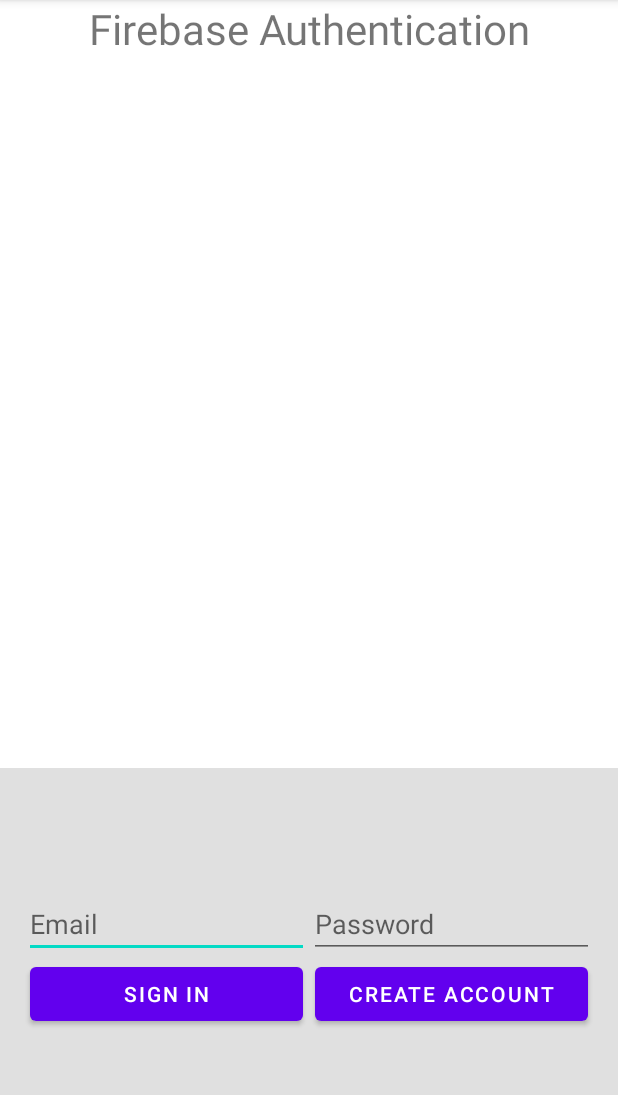
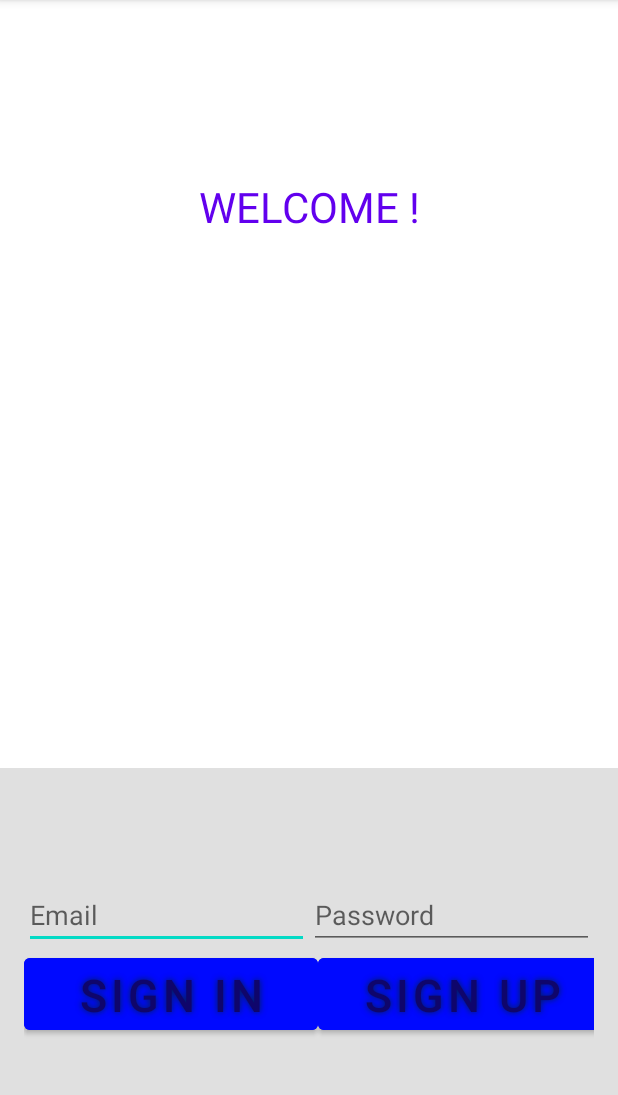
Before and after one commit to PinhasMeg/Navigation_Application, an Android app: the screen it shows after launch (LoginActivity), on a phone screen of 412 x 824 dp, the part 84-1179 px from its top. Run offline under Robolectric (Android 15) with nearby library versions, the phone set to English and light mode, and no system bars; our stand-ins replace Firebase (no records; nobody signed in at launch, a user with empty details on screens opened directly).

Commit message:
not finish

```diff
--- a/app/src/main/java/il/co/expertize/navigationapp/ui/LoginActivity.java
+++ b/app/src/main/java/il/co/expertize/navigationapp/ui/LoginActivity.java
@@ -45,7 +45,7 @@ public class LoginActivity extends AppCompatActivity implements
         findViewById(R.id.btn_email_sign_in).setOnClickListener(this);
         findViewById(R.id.btn_email_create_account).setOnClickListener(this);
         findViewById(R.id.btn_sign_out).setOnClickListener(this);
-        findViewById(R.id.btn_verify_email).setOnClickListener(this);
+//        findViewById(R.id.btn_verify_email).setOnClickListener(this);
 
         mAuth = FirebaseAuth.getInstance();
         StrictMode.ThreadPolicy policy = new StrictMode.ThreadPolicy.Builder().permitAll().build();
@@ -65,13 +65,16 @@ public class LoginActivity extends AppCompatActivity implements
 
         if (i == R.id.btn_email_create_account) {
             createAccount(edtEmail.getText().toString(), edtPassword.getText().toString());
+
+
         } else if (i == R.id.btn_email_sign_in) {
             signIn(edtEmail.getText().toString(), edtPassword.getText().toString());
         } else if (i == R.id.btn_sign_out) {
             signOut();
-        } else if (i == R.id.btn_verify_email) {
-            sendEmailVerification();
         }
+//        else if (i == R.id.btn_verify_email) {
+//            sendEmailVerification();
+//        }
     }
 
     private void createAccount(String email, String password) {
@@ -89,6 +92,7 @@ public class LoginActivity extends AppCompatActivity implements
 
                             // update UI with the signed-in user's information
                             FirebaseUser user = mAuth.getCurrentUser();
+                            user.sendEmailVerification();
                             updateUI(user);
                             Intent intent = new Intent(LoginActivity.this, MainActivity.class);
                             intent.putExtra("myEmail",user.getEmail());
@@ -100,6 +104,8 @@ public class LoginActivity extends AppCompatActivity implements
                         }
                     }
                 });
+
+
     }
 
     private void signIn(String email, String password) {
@@ -138,7 +144,7 @@ public class LoginActivity extends AppCompatActivity implements
 
     private void sendEmailVerification() {
         // Disable Verify Email button
-        findViewById(R.id.btn_verify_email).setEnabled(false);
+//        findViewById(R.id.btn_verify_email).setEnabled(false);
 
         final FirebaseUser user = mAuth.getCurrentUser();
         user.sendEmailVerification()
@@ -146,7 +152,7 @@ public class LoginActivity extends AppCompatActivity implements
                     @Override
                     public void onComplete(@NonNull Task<Void> task) {
                         // Re-enable Verify Email button
-                        findViewById(R.id.btn_verify_email).setEnabled(true);
+//                        findViewById(R.id.btn_verify_email).setEnabled(true);
 
                         if (task.isSuccessful()) {
                             Toast.makeText(getApplicationContext(), "Verification email sent to " + user.getEmail(), Toast.LENGTH_SHORT).show();
--- a/app/src/main/res/layout/activity_email_password.xml
+++ b/app/src/main/res/layout/activity_email_password.xml
@@ -7,6 +7,7 @@
     android:orientation="vertical"
     android:weightSum="3">
 
+
     <LinearLayout
         android:layout_width="match_parent"
         android:layout_height="0dp"
@@ -14,17 +15,26 @@
         android:gravity="center_horizontal"
         android:orientation="vertical">
 
+<!--        <TextView-->
+<!--            android:id="@+id/title_text"-->
+<!--            android:layout_width="wrap_content"-->
+<!--            android:layout_height="wrap_content"-->
+<!--            android:layout_marginBottom="16dp"-->
+<!--            android:gravity="center"-->
+<!--            android:text="The Authentication"-->
+<!--            android:textSize="28sp" />-->
+
         <TextView
-            android:id="@+id/title_text"
-            android:layout_width="wrap_content"
-            android:layout_height="wrap_content"
-            android:layout_marginBottom="16dp"
+            android:id="@+id/textView3"
+            android:layout_width="match_parent"
+            android:layout_height="275dp"
             android:gravity="center"
-            android:text="Firebase Authentication"
-            android:textSize="28sp" />
+            android:text="WELCOME !"
+            android:textColor="@color/design_default_color_primary"
+            android:textSize="28dp" />
+
 
     </LinearLayout>
-
 
     <RelativeLayout
         android:layout_width="fill_parent"
@@ -44,7 +54,7 @@
             <EditText
                 android:id="@+id/edt_email"
                 android:layout_width="0dp"
-                android:layout_height="wrap_content"
+                android:layout_height="match_parent"
                 android:layout_weight="1"
                 android:hint="Email"
                 android:inputType="textEmailAddress" />
@@ -67,23 +77,48 @@
             android:paddingLeft="16dp"
             android:paddingRight="16dp">
 
+<!--            <Button-->
+<!--                android:id="@+id/btn_email_sign_in"-->
+<!--                android:layout_width="0dp"-->
+<!--                android:layout_height="wrap_content"-->
+<!--                android:layout_marginLeft="4dp"-->
+<!--                android:layout_marginRight="4dp"-->
+<!--                android:layout_weight="1"-->
+<!--                android:text="Sign In" />-->
             <Button
+
                 android:id="@+id/btn_email_sign_in"
-                android:layout_width="0dp"
-                android:layout_height="wrap_content"
-                android:layout_weight="1"
-                android:text="Sign In"
-                android:layout_marginLeft="4dp"
-                android:layout_marginRight="4dp" />
-
+                android:layout_width="196dp"
+                android:layout_height="60dp"
+                android:shadowColor="#03224C"
+                android:shadowDx="0"
+                android:shadowDy="0"
+                android:shadowRadius="5"
+                android:text="Sign in"
+                android:backgroundTint="#0009ff"
+                android:textColor="#0f056b"
+                android:textSize="30sp" />
+<!--            <Button-->
+<!--                android:id="@+id/btn_email_create_account"-->
+<!--                android:layout_width="0dp"-->
+<!--                android:layout_height="wrap_content"-->
+<!--                android:layout_weight="1"-->
+<!--                android:text="Sign Up"-->
+<!--                android:layout_marginLeft="4dp"-->
+<!--                android:layout_marginRight="4dp"/>-->
             <Button
                 android:id="@+id/btn_email_create_account"
-                android:layout_width="0dp"
-                android:layout_height="wrap_content"
-                android:layout_weight="1"
-                android:text="Create Account"
-                android:layout_marginLeft="4dp"
-                android:layout_marginRight="4dp"/>
+                android:layout_width="194dp"
+                android:layout_height="60dp"
+                android:backgroundTint="#0009ff"
+                android:shadowColor="#03224C"
+                android:shadowDx="0"
+                android:shadowDy="0"
+                android:shadowRadius="5"
+                android:text="Sign up"
+                android:textColor="#0f056b"
+                android:textSize="30sp"
+                tools:ignore="DuplicateIds" />
         </LinearLayout>
 
         <LinearLayout
@@ -104,7 +139,10 @@
                 android:layout_marginLeft="4dp"
                 android:layout_marginRight="4dp"
                 android:layout_weight="1.0"
-                android:text="Sign Out" />
+                android:text="Sign Out"
+                android:backgroundTint="#ee1010"
+                android:textColor="#0f056b"
+                android:shadowColor="#03224C"/>
 
             <Button
                 android:id="@+id/btn_verify_email"
```
